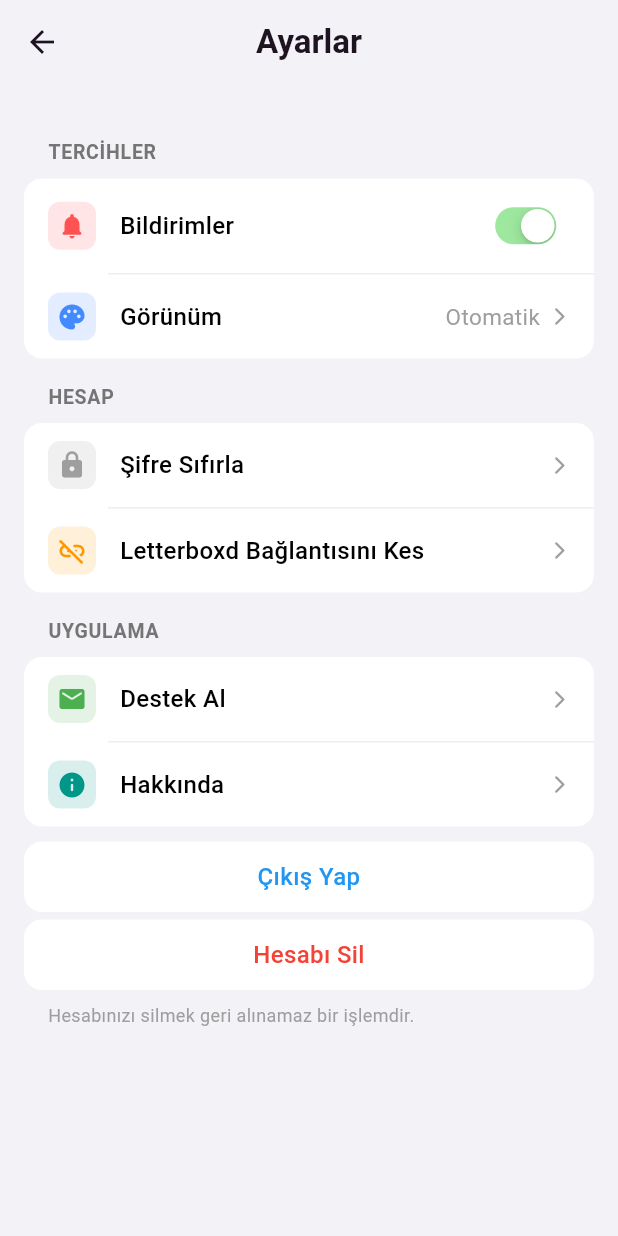
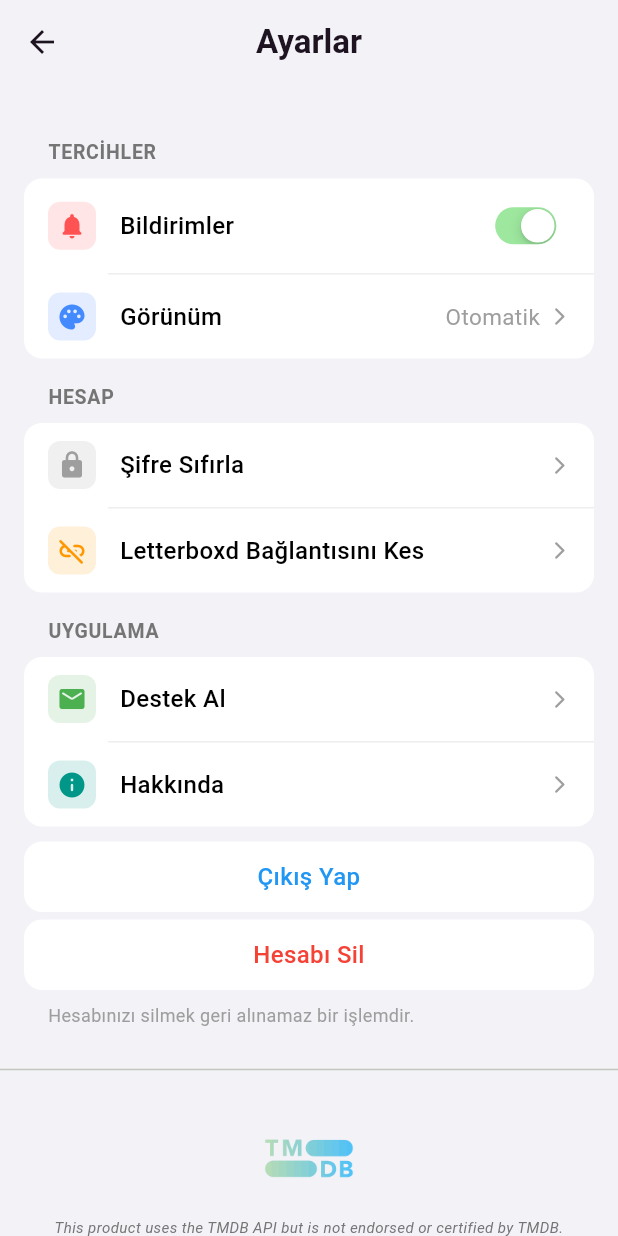
Before and after one commit to cinaratac/moviematch, a Flutter app: the screen it shows once a user with an empty profile is signed in, in the side drawer, after a tap on "Ayarlar", on a phone screen of 412 x 824 dp. Run offline on Flutter 3.47's test engine with Material 3 defaults, Android fonts, the phone set to English and light mode, and no system bars; our stand-ins replace app_links, cached_network_image, cloud_firestore, cloud_functions, connectivity_plus, firebase_auth and 10 more; missing offline and left inert: firebase_app_check, flutter_cached_pdfview; accounts and stored records are empty; network calls fail.

Commit message:
tmdb eklendi

```diff
--- a/lib/screens/settings_page.dart
+++ b/lib/screens/settings_page.dart
@@ -544,7 +544,8 @@ Future<void> _deleteAccount() async {
                   ),
                 ],
               ),
-
+              const SizedBox(height: 20),
+              _buildTmdbAttribution(), // TMDB Atıf Widget'ı
               const SizedBox(height: 40),
             ],
           ),
@@ -621,6 +622,7 @@ class _SettingsSection extends StatelessWidget {
     );
   }
 }
+
 
 class _SettingsTile extends StatelessWidget {
   final IconData? icon;
@@ -733,3 +735,40 @@ class _ThemeOption extends StatelessWidget {
     );
   }
 }
+// TMDB Atıf Widget'ı
+Widget _buildTmdbAttribution() {
+  return Column(
+    mainAxisSize: MainAxisSize.min,
+    children: [
+      const Divider(), // Üstüne ince bir çizgi çeker, şık durur
+      const SizedBox(height: 20),
+
+      // LOGO KISMI
+      Opacity(
+        opacity: 0.8, // Logoyu çok az şeffaf yapar, bağırmaz
+        child: Image.asset(
+          'assets/images/tmdb_logo.png', // Dosya yolun burası
+          width: 60, // İdeal boyut
+          height: 60,
+        ),
+      ),
+
+      const SizedBox(height: 10),
+
+      // ZORUNLU METİN KISMI
+      Padding(
+        padding: const EdgeInsets.symmetric(horizontal: 30.0),
+        child: Text(
+          "This product uses the TMDB API but is not endorsed or certified by TMDB.",
+          textAlign: TextAlign.center,
+          style: TextStyle(
+            color: Colors.grey.shade600, // Silik gri renk
+            fontSize: 10, // Çok küçük font (Caption tarzı)
+            fontStyle: FontStyle.italic,
+          ),
+        ),
+      ),
+      const SizedBox(height: 30), // En altta biraz boşluk bırakır
+    ],
+  );
+}
--- a/pubspec.yaml
+++ b/pubspec.yaml
@@ -92,6 +92,7 @@ flutter:
     - assets/docs/sozlesme.pdf
     - assets/icon/app_icon.png
     - assets/fonts/
+    - assets/images/
 
   fonts:
     - family: Inter
```
Also changed, not shown: assets/images/tmdb_logo.png (added).
